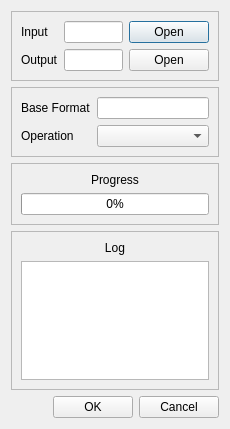
Before: the Qt Designer form app/gui/src/dialog.ui in patrickziegler/mediacopier, drawn with Qt 5.
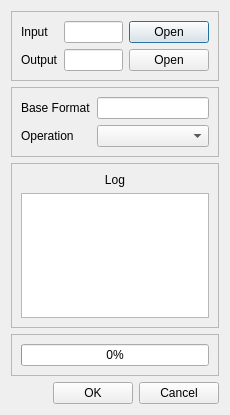
After: the same form once the commit is applied.

```diff
--- a/app/gui/src/dialog.ui
+++ b/app/gui/src/dialog.ui
@@ -7,7 +7,7 @@
     <x>0</x>
     <y>0</y>
     <width>230</width>
-    <height>429</height>
+    <height>415</height>
    </rect>
   </property>
   <property name="windowTitle">
@@ -120,35 +120,6 @@
      </layout>
     </widget>
    </item>
-   <item>
-    <widget class="QFrame" name="verticalFrame">
-     <property name="frameShape">
-      <enum>QFrame::StyledPanel</enum>
-     </property>
-     <property name="frameShadow">
-      <enum>QFrame::Raised</enum>
-     </property>
-     <layout class="QVBoxLayout" name="frameProgress">
-      <item>
-       <widget class="QLabel" name="labelProgress">
-        <property name="text">
-         <string>Progress</string>
-        </property>
-        <property name="alignment">
-         <set>Qt::AlignCenter</set>
-        </property>
-       </widget>
-      </item>
-      <item>
-       <widget class="QProgressBar" name="barProgress">
-        <property name="value">
-         <number>0</number>
-        </property>
-       </widget>
-      </item>
-     </layout>
-    </widget>
-   </item>
    <item>
     <widget class="QFrame" name="frameLog">
      <property name="frameShape">
@@ -184,6 +155,25 @@
      </layout>
     </widget>
    </item>
+   <item>
+    <widget class="QFrame" name="verticalFrame">
+     <property name="frameShape">
+      <enum>QFrame::StyledPanel</enum>
+     </property>
+     <property name="frameShadow">
+      <enum>QFrame::Raised</enum>
+     </property>
+     <layout class="QVBoxLayout" name="frameProgress">
+      <item>
+       <widget class="QProgressBar" name="barProgress">
+        <property name="value">
+         <number>0</number>
+        </property>
+       </widget>
+      </item>
+     </layout>
+    </widget>
+   </item>
    <item>
     <widget class="QDialogButtonBox" name="buttonDialogControl">
      <property name="standardButtons">
```
